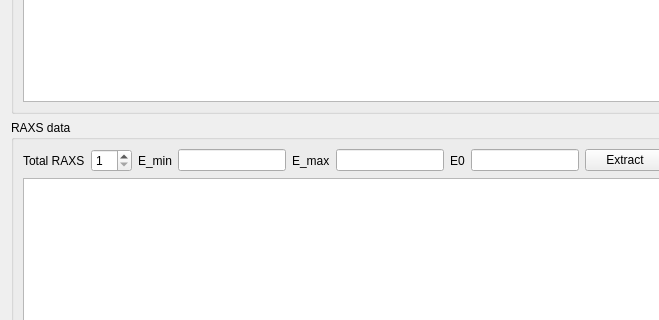
The window that projects/superrod/generate_dummy_data_gui.ui (jackey-qiu/DaFy) describes before a commit, drawn with Qt 5; both pictures show x 0 to 659 and y 286 to 606 of the 744 by 833 pixel window.
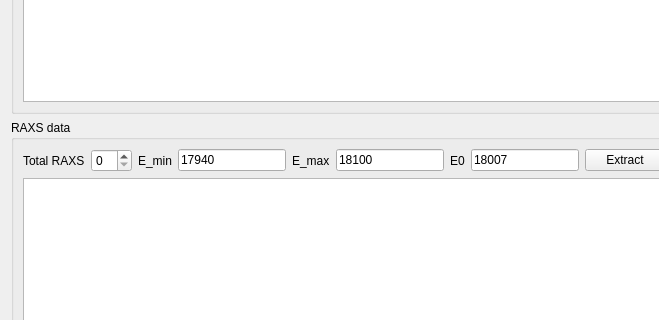
The same window after the commit.

What changed in the file:
```diff
--- a/projects/superrod/generate_dummy_data_gui.ui
+++ b/projects/superrod/generate_dummy_data_gui.ui
@@ -82,7 +82,10 @@
         <item>
          <widget class="QSpinBox" name="spinBox_raxs">
           <property name="minimum">
-           <number>1</number>
+           <number>0</number>
+          </property>
+          <property name="value">
+           <number>0</number>
           </property>
          </widget>
         </item>
@@ -94,7 +97,11 @@
          </widget>
         </item>
         <item>
-         <widget class="QLineEdit" name="lineEdit_E_min"/>
+         <widget class="QLineEdit" name="lineEdit_E_min">
+          <property name="text">
+           <string>17940</string>
+          </property>
+         </widget>
         </item>
         <item>
          <widget class="QLabel" name="label_5">
@@ -104,7 +111,11 @@
          </widget>
         </item>
         <item>
-         <widget class="QLineEdit" name="lineEdit_E_max"/>
+         <widget class="QLineEdit" name="lineEdit_E_max">
+          <property name="text">
+           <string>18100</string>
+          </property>
+         </widget>
         </item>
         <item>
          <widget class="QLabel" name="label_6">
@@ -114,7 +125,11 @@
          </widget>
         </item>
         <item>
-         <widget class="QLineEdit" name="lineEdit_E0"/>
+         <widget class="QLineEdit" name="lineEdit_E0">
+          <property name="text">
+           <string>18007</string>
+          </property>
+         </widget>
         </item>
         <item>
          <widget class="QPushButton" name="pushButton_extract_raxs">
```
